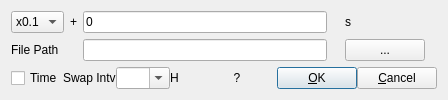
The window that app/appcmn_qt/fileoptdlg.ui (tomojitakasu/RTKLIB) describes before a commit, drawn with Qt 5.
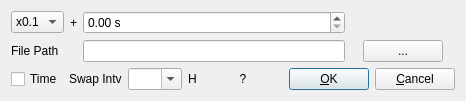
The same window after the commit.

```diff
--- a/app/appcmn_qt/fileoptdlg.ui
+++ b/app/appcmn_qt/fileoptdlg.ui
@@ -2,6 +2,14 @@
 <ui version="4.0">
  <class>FileOptDialog</class>
  <widget class="QWidget" name="FileOptDialog">
+  <property name="geometry">
+   <rect>
+    <x>0</x>
+    <y>0</y>
+    <width>428</width>
+    <height>96</height>
+   </rect>
+  </property>
   <property name="windowTitle">
    <string>File Options</string>
   </property>
@@ -9,19 +17,6 @@
    <string/>
   </property>
   <layout class="QGridLayout" name="gridLayout">
-   <item row="1" column="2">
-    <widget class="QLineEdit" name="TimeStart">
-     <property name="enabled">
-      <bool>true</bool>
-     </property>
-     <property name="toolTip">
-      <string/>
-     </property>
-     <property name="text">
-      <string>0</string>
-     </property>
-    </widget>
-   </item>
    <item row="1" column="0">
     <widget class="QComboBox" name="TimeSpeed">
      <property name="enabled">
@@ -80,19 +75,6 @@
      </property>
     </widget>
    </item>
-   <item row="1" column="5">
-    <widget class="QLabel" name="Label3">
-     <property name="enabled">
-      <bool>true</bool>
-     </property>
-     <property name="toolTip">
-      <string/>
-     </property>
-     <property name="text">
-      <string>s</string>
-     </property>
-    </widget>
-   </item>
    <item row="2" column="5">
     <widget class="QPushButton" name="BtnFilePath">
      <property name="enabled">
@@ -135,9 +117,6 @@
       </sizepolicy>
      </property>
      <layout class="QHBoxLayout" name="horizontalLayout">
-      <property name="spacing">
-       <number>0</number>
-      </property>
       <property name="leftMargin">
        <number>0</number>
       </property>
@@ -295,6 +274,16 @@
      </layout>
     </widget>
    </item>
+   <item row="1" column="2">
+    <widget class="QDoubleSpinBox" name="TimeStart">
+     <property name="suffix">
+      <string> s</string>
+     </property>
+     <property name="maximum">
+      <double>10000.000000000000000</double>
+     </property>
+    </widget>
+   </item>
   </layout>
  </widget>
  <resources/>
```
